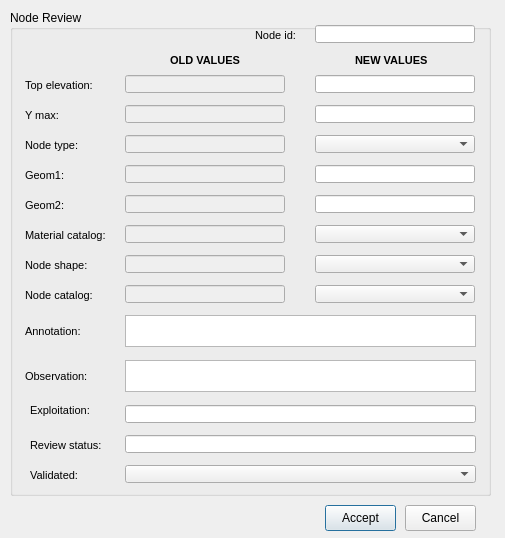
Giswater/giswater_qgis_plugin, file ui/ud_review_audit_node.ui: the form before one commit.
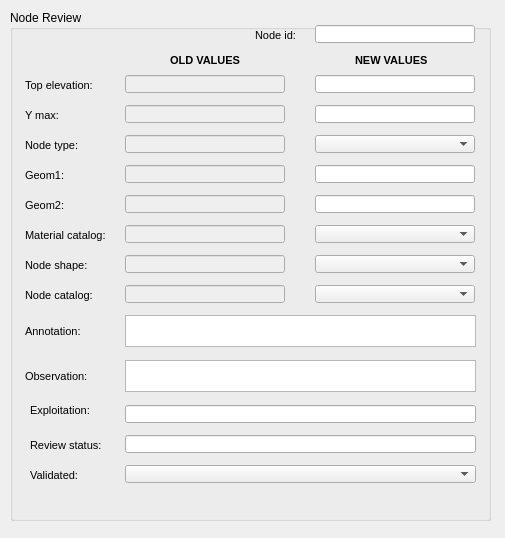
The form after the commit.

Commit message: Changes on review forms

Patch:
```diff
--- a/ui/ud_review_audit_node.ui
+++ b/ui/ud_review_audit_node.ui
@@ -19,7 +19,7 @@
      <x>10</x>
      <y>10</y>
      <width>481</width>
-     <height>486</height>
+     <height>511</height>
     </rect>
    </property>
    <property name="title">
@@ -436,32 +436,6 @@
     </property>
    </widget>
   </widget>
-  <widget class="QPushButton" name="btn_accept">
-   <property name="geometry">
-    <rect>
-     <x>325</x>
-     <y>505</y>
-     <width>71</width>
-     <height>26</height>
-    </rect>
-   </property>
-   <property name="text">
-    <string>Accept</string>
-   </property>
-  </widget>
-  <widget class="QPushButton" name="btn_cancel">
-   <property name="geometry">
-    <rect>
-     <x>405</x>
-     <y>505</y>
-     <width>71</width>
-     <height>26</height>
-    </rect>
-   </property>
-   <property name="text">
-    <string>Cancel</string>
-   </property>
-  </widget>
   <widget class="QLabel" name="label_node_type">
    <property name="geometry">
     <rect>
```
The commit also changes 6 other files.
